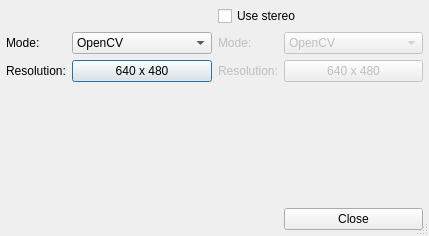
Old version of the form gui/camerasettingsdialog.ui in the repository ryaninvents/PicoScan.
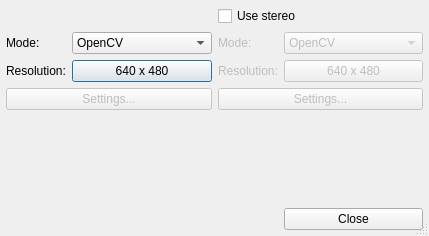
New version of the form. Icons and pictures are not drawn.

```diff
--- a/gui/camerasettingsdialog.ui
+++ b/gui/camerasettingsdialog.ui
@@ -89,7 +89,7 @@
      </property>
     </widget>
    </item>
-   <item row="3" column="3">
+   <item row="4" column="3">
     <spacer name="verticalSpacer">
      <property name="orientation">
       <enum>Qt::Vertical</enum>
@@ -154,13 +154,33 @@
      </property>
     </widget>
    </item>
-   <item row="4" column="3">
+   <item row="5" column="3">
     <widget class="QPushButton" name="closeButton">
      <property name="text">
       <string>Close</string>
      </property>
     </widget>
    </item>
+   <item row="3" column="0" colspan="2">
+    <widget class="QPushButton" name="firstSettings">
+     <property name="enabled">
+      <bool>false</bool>
+     </property>
+     <property name="text">
+      <string>Settings...</string>
+     </property>
+    </widget>
+   </item>
+   <item row="3" column="2" colspan="2">
+    <widget class="QPushButton" name="secondSettings">
+     <property name="enabled">
+      <bool>false</bool>
+     </property>
+     <property name="text">
+      <string>Settings...</string>
+     </property>
+    </widget>
+   </item>
   </layout>
  </widget>
  <resources>
```
